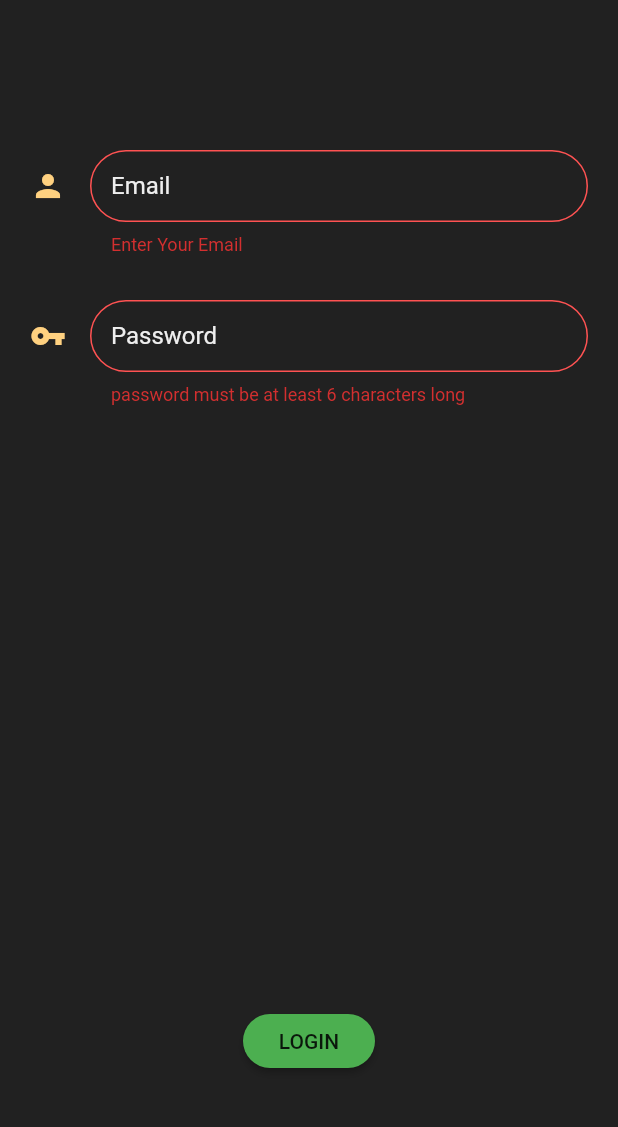
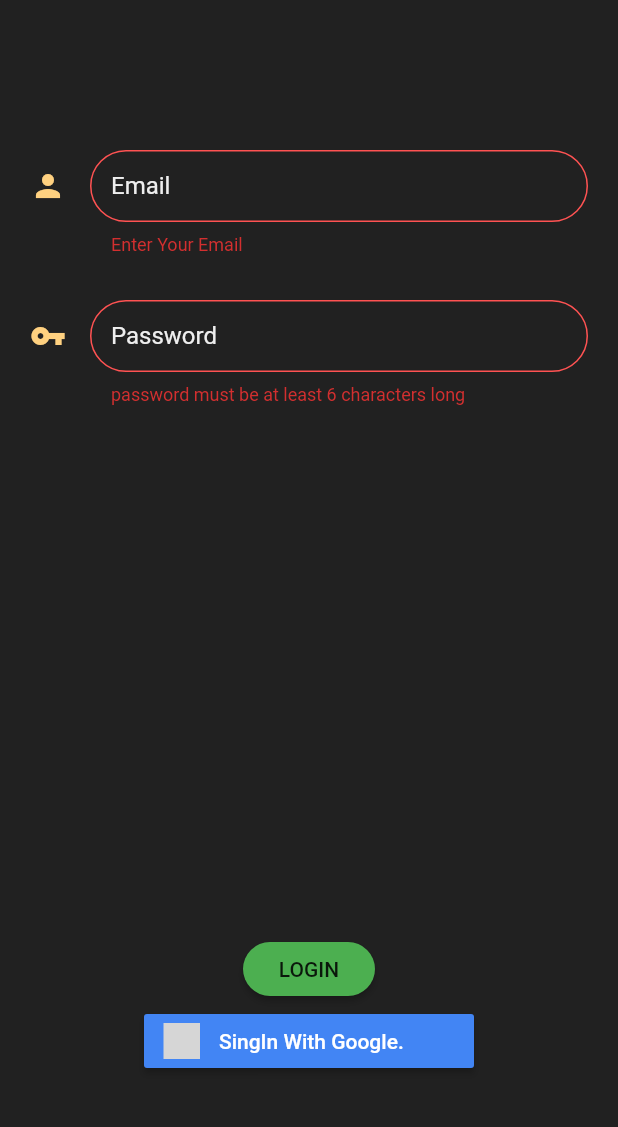
Before and after one commit to benivan/Firebase-Auth-With-Flutter, a Flutter app: the screen it shows after launch, after a tap on "LOGIN", on a phone screen of 412 x 824 dp, the part 84-1211 px from its top. Run offline on Flutter 3.47's test engine with Material 2 defaults, Android fonts, the phone set to English and light mode, and no system bars; our stand-ins replace cloud_firestore, firebase_auth, flutter_signin_button, flutter_spinkit; missing offline and left inert: flutter_stetho; accounts and stored records are empty; grey boxes are pictures that could not be loaded.

Commit message:
All Error Fixed.

```diff
--- a/lib/main.dart
+++ b/lib/main.dart
@@ -2,9 +2,12 @@ import 'package:flutter/material.dart';
 import 'package:flutter_firebase/model/user.dart';
 import 'package:flutter_firebase/screen/wrapper.dart';
 import 'package:flutter_firebase/service/authservice.dart';
+import 'package:flutter_stetho/flutter_stetho.dart';
 import 'package:provider/provider.dart';
 
 void main() {
+  WidgetsFlutterBinding.ensureInitialized();
+  Stetho.initialize();
   runApp(MyApp());
 }
 
--- a/lib/model/order.dart
+++ b/lib/model/order.dart
@@ -1,5 +1,6 @@
 
 class Order{
+  String documentId;
   String brewName;
   String sugar;
   String name;
@@ -13,7 +14,8 @@ class Order{
     this.strength,
     this.cigaretteBrand,
     this.name,
-    this.cigaretteQuantity
+    this.cigaretteQuantity,
+    this.documentId
 
 });
 }
--- a/lib/screen/authenticate/sign_in.dart
+++ b/lib/screen/authenticate/sign_in.dart
@@ -4,6 +4,7 @@ import 'package:flutter_firebase/screen/shared/loading.dart';
 import 'package:flutter_firebase/screen/shared/textInputDecorationForEmail.dart';
 import 'package:flutter_firebase/screen/shared/textInputDecorationForPassword.dart';
 import 'package:flutter_firebase/service/authservice.dart';
+import 'package:flutter_signin_button/flutter_signin_button.dart';
 
 class SignIn extends StatefulWidget {
   final Function toggleSignIn;
@@ -131,7 +132,10 @@ class _SignInState extends State<SignIn> {
                             error,
                             style: TextStyle(color: Colors.red, fontSize: 14.0),
                           ),
-                        )
+                        ),
+
+                        // SizedBox(height: 30,),
+
                       ],
                     ),
                 ),
@@ -162,6 +166,10 @@ class _SignInState extends State<SignIn> {
                     }
                   },),
 
+                SignInButton(Buttons.GoogleDark,
+                  text: 'SingIn With Google.',
+                  elevation: 2,
+                  onPressed: (){},)
               ],
             ),
           )),
--- a/lib/screen/home/home.dart
+++ b/lib/screen/home/home.dart
@@ -27,6 +27,7 @@ class Home extends StatelessWidget {
       value: DatabaseService().order,
       child: Scaffold(
         backgroundColor: Colors.grey[900],
+
         appBar: AppBar(
           backgroundColor: Colors.black54,
           elevation: 0.0,
@@ -60,6 +61,7 @@ class Home extends StatelessWidget {
 
           ],
         ),
+
         body: Padding(
           padding: const EdgeInsets.only(top:8.0),
           child: OrderList(),
--- a/lib/screen/home/order_list.dart
+++ b/lib/screen/home/order_list.dart
@@ -1,6 +1,7 @@
 import 'package:flutter/material.dart';
 import 'package:cloud_firestore/cloud_firestore.dart';
 import 'package:flutter_firebase/model/order.dart';
+import 'package:flutter_firebase/model/user.dart';
 import 'package:flutter_firebase/screen/home/order_tile.dart';
 import 'package:provider/provider.dart';
 
@@ -15,10 +16,13 @@ class _OrderListState extends State<OrderList> {
 
     final orders = Provider.of<List<Order>>(context) ?? [];  // using data from the stream that in database, and QuerySnapshot is datatype
 
+    final user = Provider.of<User>(context);
+
     return ListView.builder(
         itemCount: orders.length,
         itemBuilder:(context,index){
-          return OrderTile(order:orders[index]);
+         Order order= orders[index] ;
+          return OrderTile(order:order, isOwner: order.documentId == user.uid,);
         });
   }
 }
--- a/lib/screen/shared/textInputDecorationForEmail.dart
+++ b/lib/screen/shared/textInputDecorationForEmail.dart
@@ -6,11 +6,11 @@ var textInputDecorationForEmail = InputDecoration(
   contentPadding: const EdgeInsets.only(
       left: 14.0, bottom: 8.0, top: 8.0),
   focusedBorder: OutlineInputBorder(
-    borderSide: BorderSide(color: Colors.grey),
+    borderSide: BorderSide(color: Colors.white),
     borderRadius: BorderRadius.circular(25.7),
   ),
   enabledBorder: OutlineInputBorder(
-    borderSide: BorderSide(color: Colors.white),
+    borderSide: BorderSide(color: Colors.grey),
     borderRadius: BorderRadius.circular(25.7),
   ),
   focusedErrorBorder: OutlineInputBorder(
--- a/lib/screen/shared/textInputDecorationForPassword.dart
+++ b/lib/screen/shared/textInputDecorationForPassword.dart
@@ -5,11 +5,11 @@ var textInputDecorationForPassword = InputDecoration(
     contentPadding: const EdgeInsets.only(
         left: 14.0, bottom: 8.0, top: 8.0),
     focusedBorder: OutlineInputBorder(
-      borderSide: BorderSide(color: Colors.grey),
+      borderSide: BorderSide(color: Colors.white),
       borderRadius: BorderRadius.circular(25.7),
     ),
     enabledBorder: OutlineInputBorder(
-      borderSide: BorderSide(color: Colors.white),
+      borderSide: BorderSide(color: Colors.grey),
       borderRadius: BorderRadius.circular(25.7),
     ),
     focusedErrorBorder: OutlineInputBorder(
--- a/lib/service/authservice.dart
+++ b/lib/service/authservice.dart
@@ -61,7 +61,7 @@ class AutService {
         FirebaseUser user = result.user;
         // Create a new document for the user with the uid
         await DatabaseService(uid: user.uid).updateUserDetail(
-            'brewName', '0', 'new user', 100, 'Brand', '0');
+            'brewName', '0', 'new user', 100, 'Marlboro', '1');
         return _userFromFirebaseUser(user);
       } catch (e) {
         print(e.toString());
--- a/lib/service/database.dart
+++ b/lib/service/database.dart
@@ -38,8 +38,11 @@ class DatabaseService {
   }
   // Create a Order Object Based on QuerySnapshot
 
+
   List<Order> _orderListFromSanpshot(QuerySnapshot snapshot){
+
     return snapshot.documents.map((e) => Order(
+      documentId: e.documentID,
         name: e.data['name'] ?? '',
         brewName: e.data['brewName'] ??'',
         strength: e.data['strength'] ?? 0,
--- a/pubspec.yaml
+++ b/pubspec.yaml
@@ -23,6 +23,7 @@ environment:
 dependencies:
   flutter:
     sdk: flutter
+  flutter_stetho:
 
 
   # The following adds the Cupertino Icons font to your application.
@@ -32,6 +33,7 @@ dependencies:
   cloud_firestore: ^0.12.9+4
   provider: ^3.1.0
   flutter_spinkit: ^4.1.2
+  flutter_signin_button: ^1.1.0
 
 dev_dependencies:
   flutter_test:
```
Also changed, not shown: lib/screen/home/order_tile.dart (+13 -4 lines), lib/screen/home/setting_form.dart (+13 -9 lines), pubspec.lock.
